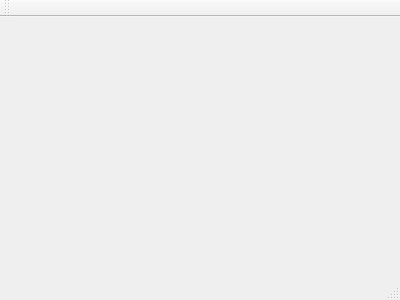
Qt form Worksheet5/ex2/mainwindow.ui (Sath-bot48/2020_20310897) before a commit.
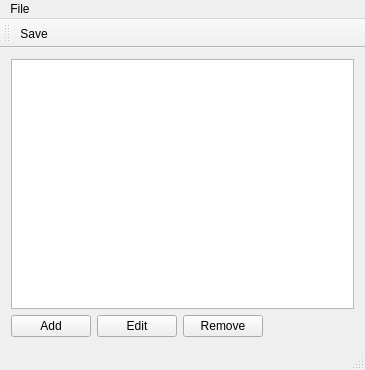
The same form after that commit.

```diff
--- a/Worksheet5/ex2/mainwindow.ui
+++ b/Worksheet5/ex2/mainwindow.ui
@@ -1,24 +1,124 @@
 <ui version="4.0">
  <class>MainWindow</class>
- <widget class="QMainWindow" name="MainWindow" >
-  <property name="geometry" >
+ <widget class="QMainWindow" name="MainWindow">
+  <property name="geometry">
    <rect>
     <x>0</x>
     <y>0</y>
-    <width>400</width>
-    <height>300</height>
+    <width>365</width>
+    <height>370</height>
    </rect>
   </property>
   <property name="windowTitle" >
    <string>MainWindow</string>
   </property>
-  <widget class="QMenuBar" name="menuBar" />
-  <widget class="QToolBar" name="mainToolBar" />
-  <widget class="QWidget" name="centralWidget" />
-  <widget class="QStatusBar" name="statusBar" />
+  <widget class="QWidget" name="centralWidget">
+   <layout class="QVBoxLayout" name="verticalLayout_2">
+    <item>
+     <layout class="QVBoxLayout" name="verticalLayout">
+      <item>
+       <widget class="QListView" name="listView"/>
+      </item>
+      <item>
+       <layout class="QHBoxLayout" name="horizontalLayout">
+        <item>
+         <widget class="QPushButton" name="addButton">
+          <property name="text">
+           <string>Add</string>
+          </property>
+         </widget>
+        </item>
+        <item>
+         <widget class="QPushButton" name="editButton">
+          <property name="text">
+           <string>Edit</string>
+          </property>
+         </widget>
+        </item>
+        <item>
+         <widget class="QPushButton" name="removeButton">
+          <property name="text">
+           <string>Remove</string>
+          </property>
+         </widget>
+        </item>
+        <item>
+         <spacer name="horizontalSpacer">
+          <property name="orientation">
+           <enum>Qt::Horizontal</enum>
+          </property>
+          <property name="sizeHint" stdset="0">
+           <size>
+            <width>40</width>
+            <height>20</height>
+           </size>
+          </property>
+         </spacer>
+        </item>
+       </layout>
+      </item>
+     </layout>
+    </item>
+   </layout>
+  </widget>
+  <widget class="QStatusBar" name="statusBar"/>
+  <widget class="QToolBar" name="toolBar">
+   <property name="windowTitle">
+    <string>toolBar</string>
+   </property>
+   <attribute name="toolBarArea">
+    <enum>TopToolBarArea</enum>
+   </attribute>
+   <attribute name="toolBarBreak">
+    <bool>false</bool>
+   </attribute>
+   <addaction name="actionSave"/>
+  </widget>
+  <widget class="QMenuBar" name="menuBar">
+   <property name="geometry">
+    <rect>
+     <x>0</x>
+     <y>0</y>
+     <width>365</width>
+     <height>21</height>
+    </rect>
+   </property>
+   <widget class="QMenu" name="menuFile">
+    <property name="title">
+     <string>File</string>
+    </property>
+    <addaction name="actionSave"/>
+   </widget>
+   <addaction name="menuFile"/>
+  </widget>
+  <action name="actionSave">
+   <property name="checkable">
+    <bool>false</bool>
+   </property>
+   <property name="enabled">
+    <bool>true</bool>
+   </property>
+   <property name="text">
+    <string>Save</string>
+   </property>
+   <property name="shortcut">
+    <string>Ctrl+S</string>
+   </property>
+   <property name="autoRepeat">
+    <bool>true</bool>
+   </property>
+   <property name="visible">
+    <bool>true</bool>
+   </property>
+   <property name="iconVisibleInMenu">
+    <bool>true</bool>
+   </property>
+   <property name="shortcutVisibleInContextMenu">
+    <bool>true</bool>
+   </property>
+  </action>
  </widget>
- <layoutDefault spacing="6" margin="11" />
- <pixmapfunction></pixmapfunction>
+ <layoutdefault spacing="6" margin="11"/>
  <resources/>
  <connections/>
 </ui>
```
Left out of the diff: 3 changed lines with no effect on the pictures.
